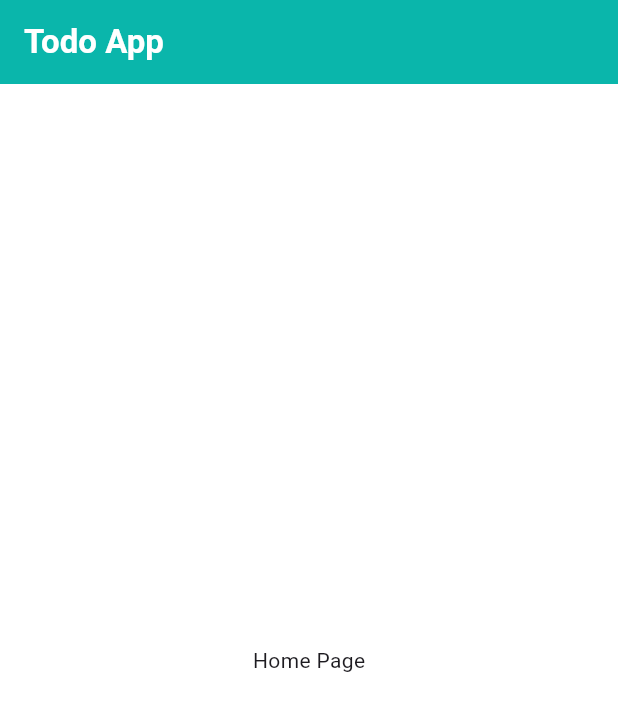
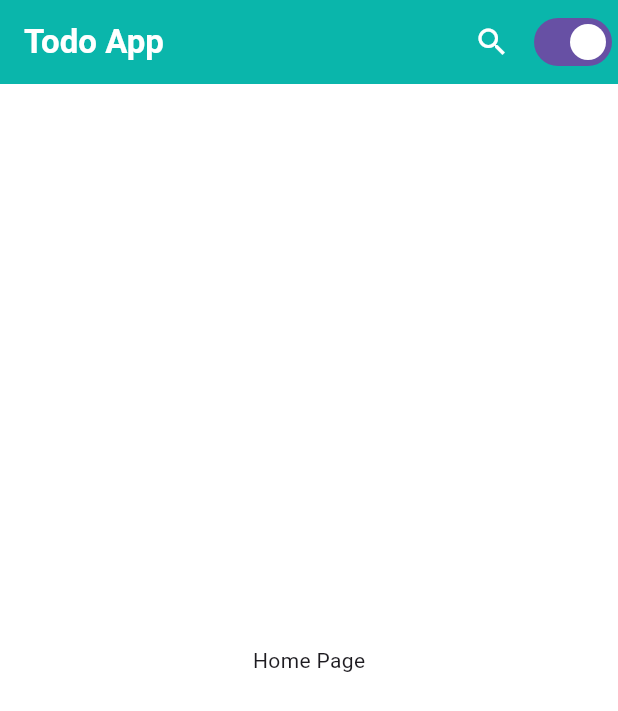
Before and after one commit to UmerFarooqJillani/Todo-List-App, a Flutter app: the screen it shows after launch, on a phone screen of 412 x 824 dp. Shown: the top 711 px of the screen. Run offline on Flutter 3.47's test engine with Material 3 defaults, Android fonts, the phone set to English and light mode, and no system bars; our stand-ins replace flutter_riverpod, flutter_screenutil.

Commit message:
add the buttons in appbar

```diff
--- a/todo_app/lib/features/home/home_widgets.dart
+++ b/todo_app/lib/features/home/home_widgets.dart
@@ -3,13 +3,23 @@ import 'package:flutter/material.dart';
 
 import 'package:todo_app/app/constants/strings.dart';
 
+// ignore: must_be_immutable
 class MyAppBar extends StatelessWidget implements PreferredSizeWidget {
-  const MyAppBar({super.key});
+  MyAppBar({super.key});
+  bool isdark = true;
 
   @override
   Widget build(BuildContext context) {
     return AppBar(
       title: Text(appTitle, style: Theme.of(context).textTheme.titleLarge),
+      actions: [
+        Row(
+          children: [
+            IconButton(onPressed: () {}, icon: Icon(Icons.search)),
+            Switch(value: isdark, onChanged: (value) {}, ),
+          ],
+        ),
+      ],
     );
   }
 
```
